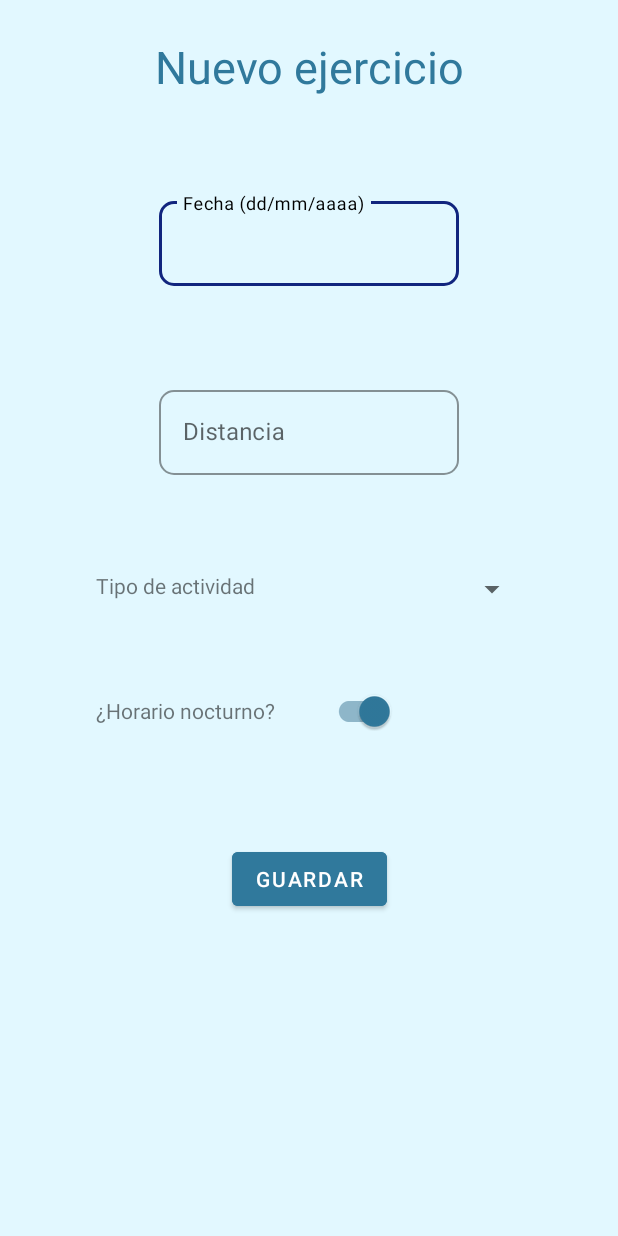
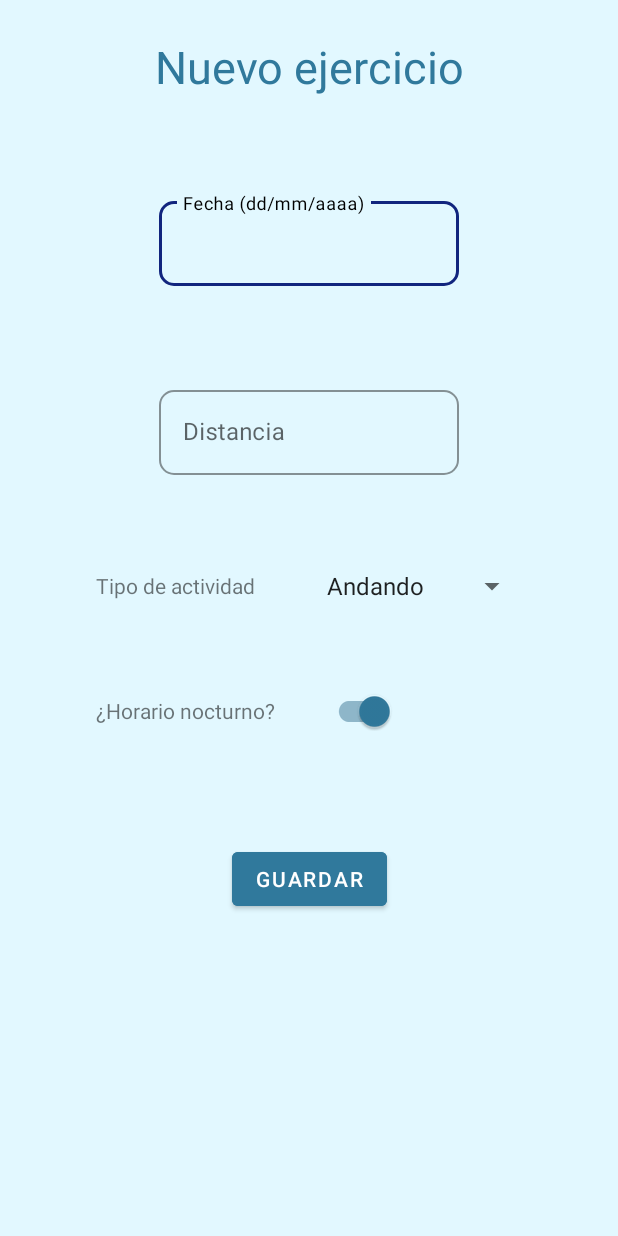
Before and after one commit to AnomDev/Kirolapp, an Android app: the ListaActivity screen opened directly, with no data from a screen before it, after a tap on "NUEVO EJERCICIO", on a phone screen of 412 x 824 dp. Run offline under Robolectric (Android 15) with nearby library versions, the phone set to English and light mode, and no system bars.

Commit message:
AltaActivity works
AltaActivity works correctly w/ intent ForResult

```diff
--- a/app/build.gradle
+++ b/app/build.gradle
@@ -24,6 +24,10 @@ android {
             proguardFiles getDefaultProguardFile('proguard-android-optimize.txt'), 'proguard-rules.pro'
         }
     }
+    compileOptions {
+        sourceCompatibility JavaVersion.VERSION_1_8
+        targetCompatibility JavaVersion.VERSION_1_8
+    }
 }
 
 dependencies {
@@ -32,6 +36,7 @@ dependencies {
     implementation 'androidx.constraintlayout:constraintlayout:2.0.2'
     implementation 'com.google.android.material:material:1.2.1'
     implementation 'androidx.recyclerview:recyclerview:1.1.0'
+    implementation 'com.google.code.gson:gson:2.8.5'
     testImplementation 'junit:junit:4.12'
     androidTestImplementation 'androidx.test.ext:junit:1.1.2'
     androidTestImplementation 'androidx.test.espresso:espresso-core:3.3.0'
--- a/app/src/main/AndroidManifest.xml
+++ b/app/src/main/AndroidManifest.xml
@@ -20,9 +20,9 @@
             </intent-filter>
         </activity>
 
-        <activity android:name=".AltaActivity" />
-        <activity android:name=".ListaActivity" />
-        <activity android:name=".MainActivity"/>
+        <activity android:name=".actividades.AltaActivity" />
+        <activity android:name=".actividades.ListaActivity" />
+        <activity android:name=".actividades.MainActivity"/>
     </application>
 
 </manifest>
--- a/app/src/main/java/com/serbladev/appfitness/AltaActivity.java
+++ /dev/null
@@ -1,14 +0,0 @@
-package com.serbladev.appfitness;
-
-import androidx.appcompat.app.AppCompatActivity;
-
-import android.os.Bundle;
-
-public class AltaActivity extends AppCompatActivity {
-
-    @Override
-    protected void onCreate(Bundle savedInstanceState) {
-        super.onCreate(savedInstanceState);
-        setContentView(R.layout.activity_alta);
-    }
-}
--- /dev/null
+++ b/app/src/main/java/com/serbladev/appfitness/actividades/AltaActivity.java
@@ -0,0 +1,83 @@
+package com.serbladev.appfitness.actividades;
+
+import androidx.appcompat.app.AppCompatActivity;
+
+import android.content.Intent;
+import android.os.Bundle;
+import android.view.View;
+import android.widget.ArrayAdapter;
+
+import com.google.gson.Gson;
+import com.serbladev.appfitness.R;
+import com.serbladev.appfitness.databinding.ActivityAltaBinding;
+import com.serbladev.appfitness.pojo.Ejercicio;
+
+public class AltaActivity extends AppCompatActivity {
+
+    ActivityAltaBinding vistas;
+    String nombreNuevamente = "";
+
+    @Override
+    protected void onCreate(Bundle savedInstanceState) {
+        super.onCreate(savedInstanceState);
+        //  setContentView(R.layout.activity_alta);
+
+        vistas = ActivityAltaBinding.inflate(getLayoutInflater());
+        setContentView(vistas.getRoot());
+
+        Intent elintentquemetraigodelalistayvoyadevolverle = getIntent();
+        nombreNuevamente = elintentquemetraigodelalistayvoyadevolverle.getStringExtra("nombredelpollonuevamente");
+
+        // construir el spinner
+        // 1.- creo sus datos
+        String [] datosSpinner = {"Andando", "Caminando", "Coriendo", "Nadando", "Bici"};
+        // 2.- Creo un adaptador estandar y le paso los datos
+        ArrayAdapter<String> adaptadorSpinner = new ArrayAdapter<>(this,android.R.layout.simple_list_item_1, datosSpinner);
+        // 3.- Pongo el adaptador en la lista (spinner)
+        vistas.spWorkoutTypes.setAdapter(adaptadorSpinner);
+
+
+        // Estas lineas son la concrección del código de abajo junto a la clase MiListener.
+        vistas.btSave.setOnClickListener(new View.OnClickListener() {
+
+            //Aquí vamos a obtener los datos que se han introducido en la pantalla de AltaActivity
+            @Override
+            public void onClick(View v) {
+                String date = vistas.tietDate.getText().toString();
+                String distance = vistas.tietDistance.getText().toString();
+                String workoutType = (String) vistas.spWorkoutTypes.getSelectedItem(); //Aquí hay que hacer un casting porque le pido un String y él me está devolviendo un objeto.
+                boolean nightWorkout = vistas.swNightWorkout.isChecked();
+
+                //Aquí creamos un nuevo ejercicio y le pasamos lo datos que hemos obtenido
+                Ejercicio newWorkout = new Ejercicio(nombreNuevamente, date, workoutType, Double.parseDouble(distance), nightWorkout);
+
+                //Aquí estamos haciendo que el objeto newWorkout pase a ser un JSON (String) para que lo admina el putExtra del intent que lo devuelve a la lista. Es necesario implementar la libreria GSON en el Gradle.
+                Gson objgson = new Gson();
+                String ejercicioEnFormatoJSON = objgson.toJson(newWorkout);
+
+                elintentquemetraigodelalistayvoyadevolverle.putExtra("elEjercicioRecienCreado", ejercicioEnFormatoJSON); //PASO 2: Cojo el mismo intent que me he traido y le añado el objeto en forma de JSON creado para devolverlo
+                setResult( RESULT_OK, elintentquemetraigodelalistayvoyadevolverle); //PASO 3: setResult tiene un código de ID de quien devuelve el intent y su intent que devuelve.
+                finish();
+
+            }
+        });
+
+
+
+
+    }
+}
+
+//Esto es lo mismo que hacer la concrección del setOnClickListener.
+
+//Esto dentro de onCreate
+ /*MiListener mk = new MiListener();
+        vistas.btSave.setOnClickListener(mk);*/
+
+//Esto fuera de onCreate
+/*class MiListener implements View.OnClickListener {
+    @Override
+    public void onClick(View v) {
+
+    }
+}*/
--- a/app/src/main/java/com/serbladev/appfitness/ListaActivity.java
+++ b/app/src/main/java/com/serbladev/appfitness/actividades/ListaActivity.java
@@ -1,31 +1,32 @@
-package com.serbladev.appfitness;
+package com.serbladev.appfitness.actividades;
 
+import androidx.annotation.Nullable;
 import androidx.appcompat.app.AppCompatActivity;
 import androidx.recyclerview.widget.DividerItemDecoration;
 import androidx.recyclerview.widget.LinearLayoutManager;
 
 import android.content.Intent;
 import android.os.Bundle;
-import android.renderscript.ScriptGroup;
 import android.view.View;
-import android.widget.ArrayAdapter;
-import android.widget.Button;
-import android.widget.LinearLayout;
-import android.widget.ListView;
-import android.widget.Toast;
 
+import com.google.gson.Gson;
+import com.serbladev.appfitness.R;
+import com.serbladev.appfitness.adaptadores.RecyclerAdapter;
 import com.serbladev.appfitness.databinding.ActivityListaBinding;
+import com.serbladev.appfitness.pojo.Ejercicio;
 
 import java.util.ArrayList;
-
-import static androidx.recyclerview.widget.RecyclerView.HORIZONTAL;
 
 public class ListaActivity extends AppCompatActivity {
 
     //Esto coge la clase con todas las vistas de su layout. Sirve para no tener que utilizar el findViewById (igual que en Kotlin no se emplea).
     ActivityListaBinding vistas;
     DividerItemDecoration itemDecor;
+    String nombre = "";
 
+    //Aquí creamos el ArrayList de datos de tipo Ejercicio que vamos a utilizar para rellenar el RecyclerView
+    ArrayList<Ejercicio> datos = new ArrayList<>();
+    RecyclerAdapter recyadapter;
     @Override
     protected void onCreate(Bundle savedInstanceState) {
         super.onCreate(savedInstanceState);
@@ -36,17 +37,16 @@ public class ListaActivity extends AppCompatActivity {
 
         //Aquí estamos cogiendo el intent creado en MainActivity con el nombre y lo estamos trayendo a ListaActivity
         Intent elintentquemetraigodelaotraactividad = getIntent();
-        String nombre = elintentquemetraigodelaotraactividad.getStringExtra(MainActivity.CLAVE_NOMBRE);
+        nombre = elintentquemetraigodelaotraactividad.getStringExtra("nombredelpollo");
 
         //Aquí estamos pintando los datos del string obtenido del intent en el textView.
         vistas.tvTitleListActivity.setText("Ejercicio de " + nombre);
         //Gracias al Binding de arriba, nos ahorramos tener que poner "TextView tvEjercicio = findViewById(R.id.tvEjercicio).setText("Ejercicio de "+nombre);"
 
-        //Aquí creamos el ArrayList de datos de tipo Ejercicio que vamos a utilizar para rellenar el RecyclerView
-        ArrayList<Ejercicio> datos = new ArrayList<>();
         //Aquí estamos creando un nuevo Ejercicio con los parámetros que pide el constructor de Ejercicio y que será un item del RecyclerView
         Ejercicio e = new Ejercicio("1", "12-10-1990", "Corriendo", 12.3, true);
         datos.add(e);
+
         //Aquí ya tenemos el Ejercicio creadod y estamos añadiendo nuevos items al RecyclerView
         datos.add(new Ejercicio("2", "13-10-1990", "Corriendo", 12.3, true));
         datos.add(new Ejercicio("3", "15-10-1990", "Andando", 17, false));
@@ -63,23 +63,68 @@ public class ListaActivity extends AppCompatActivity {
         vistas.lvLista.setAdapter(adaptador);*/
 
 
-        RecyclerAdapter recyadapter = new RecyclerAdapter(datos);
+        recyadapter = new RecyclerAdapter(datos);
         vistas.rvWorkoutList.setAdapter(recyadapter);
 
         LinearLayoutManager linlaymanager = new LinearLayoutManager(this, LinearLayoutManager.VERTICAL, false);
         vistas.rvWorkoutList.setLayoutManager(linlaymanager);
 
     }
-    //Con este método nos vamos a AltaActivity
-    public void onEntrarAlta(View view) {
-        Intent i = new Intent(ListaActivity.this, AltaActivity.class);
-        startActivity(i);
+   /* //Con este método nos vamos a AltaActivity
+    public void onEntrarAlta (View view) {
+        onNavigation(AltaActivity.class);
     }
 
     //Con este método nos volvemos a MainActivity(Login)
     public void onSalir(View view) {
-        Intent i = new Intent(ListaActivity.this, MainActivity.class);
-        startActivity(i);
+        onNavigation(MainActivity.class);
     }
 
+    public void onNavigation (Class clase){
+        Intent i = new Intent(ListaActivity.this, clase);
+        startActivity(i);
+    }*/
+   public void onNavigation (View view) {
+
+       if(view.getId() == R.id.btAddWorkout){
+           Intent ialta = new Intent(ListaActivity.this, AltaActivity.class);
+           ialta.putExtra("nombredelpollonuevamente", nombre);
+           startActivityForResult(ialta,34353); //PASO 1: se añade ForResult para indicarle un intent de ida y vuelta. Se le añade un código de ID de la clase que pide iniciar la nueva actividad.
+
+       } else if (view.getId() == R.id.btExit) {
+           Intent iback = new Intent(ListaActivity.this, MainActivity.class);
+           startActivity(iback);
+           finish();
+       } else {
+           //Toast
+       }
+
+   }
+
+   //PASO 4: Cuando ya vengo de la actividad a la qye llame con startActivityForResult con mi resultado (intent) se dispara el método siguiente:
+    @Override
+    protected void onActivityResult(int requestCode, int resultCode, @Nullable Intent data) {
+        super.onActivityResult(requestCode, resultCode, data);
+
+        // por si acaso lo ponermos bonito aunque solo puede llegar aqui volviendo desde alta
+        if(requestCode == 34353){  // si el intent original fue hacia alta
+              if(resultCode == RESULT_OK){
+                 String elejercicioENJSON =  data.getStringExtra("elEjercicioRecienCreado");
+
+                 //Aquí el Gson funciona a la inversa y transforma un JSON en un objeto, para que sepa cómo es el objeto hay que indicarle ".class"
+                 Gson gson = new Gson();
+                 Ejercicio ejercicioCreadoDesdeJson = gson.fromJson(elejercicioENJSON, Ejercicio.class);
+                 datos.add (ejercicioCreadoDesdeJson);
+                 recyadapter.notifyDataSetChanged(); //Aqui avisamos al adapter que tiene datos nuevos y que refresque el recyclerView.
+
+              }
+        }
+        // No es necesario un "else". Si el "if" no se cumple, simplemente lo ignora y sigue su camino.
+
+    }
+
+    @Override
+    public void onBackPressed() {
+        // esta vacio por que eso es lo que por ahora queremos que haga el boton atras, exactamente NADA
+    }
 }
--- a/app/src/main/java/com/serbladev/appfitness/RecyclerAdapter.java
+++ b/app/src/main/java/com/serbladev/appfitness/adaptadores/RecyclerAdapter.java
@@ -1,4 +1,4 @@
-package com.serbladev.appfitness;
+package com.serbladev.appfitness.adaptadores;
 
 import android.view.LayoutInflater;
 import android.view.View;
@@ -7,6 +7,9 @@ import android.widget.TextView;
 
 import androidx.annotation.NonNull;
 import androidx.recyclerview.widget.RecyclerView;
+
+import com.serbladev.appfitness.R;
+import com.serbladev.appfitness.pojo.Ejercicio;
 
 import java.util.ArrayList;
 
--- a/app/src/main/java/com/serbladev/appfitness/Ejercicio.java
+++ b/app/src/main/java/com/serbladev/appfitness/pojo/Ejercicio.java
@@ -1,6 +1,8 @@
-package com.serbladev.appfitness;
+package com.serbladev.appfitness.pojo;
 
-public class Ejercicio {
+import java.io.Serializable;
+
+public class Ejercicio implements Serializable {
 
     //Los atributos siempre privados, ergo han de tener hgettes y setter
     private String nombre;
--- a/app/src/main/res/drawable/ui_border.xml
+++ b/app/src/main/res/drawable/ui_border.xml
@@ -4,8 +4,8 @@
             <solid android:color="@color/fondoRecycler"/>
             <stroke android:width="3dp" android:color="@color/colorAccent" />
             <corners android:radius="10dp"/>
-            <padding android:left="0dp" android:top="0dp"
-                     android:right="0dp" android:bottom="0dp" />
+            <padding android:left="0dp" android:top="3dp"
+                     android:right="0dp" android:bottom="3dp" />
 
 
 </shape>
--- a/app/src/main/res/layout/activity_alta.xml
+++ b/app/src/main/res/layout/activity_alta.xml
@@ -5,7 +5,7 @@
     android:layout_width="match_parent"
     android:layout_height="match_parent"
     android:background="@color/fondoLayout"
-    tools:context=".AltaActivity">
+    tools:context=".actividades.AltaActivity">
 
     <TextView
         android:id="@+id/textView"
@@ -24,8 +24,6 @@
     <com.google.android.material.textfield.TextInputLayout
         android:id="@+id/tilDate"
         style="@style/Widget.MaterialComponents.TextInputLayout.OutlinedBox"
-        app:boxStrokeColor="@color/colorPrimaryDark"
-        app:hintTextColor="@color/colorPrimary"
         android:layout_width="200dp"
         android:layout_height="wrap_content"
         android:layout_marginTop="64dp"
@@ -33,6 +31,8 @@
         app:boxCornerRadiusBottomStart="10dp"
         app:boxCornerRadiusTopEnd="10dp"
         app:boxCornerRadiusTopStart="10dp"
+        app:boxStrokeColor="@color/colorPrimaryDark"
+        app:hintTextColor="@color/colorPrimary"
         app:layout_constraintEnd_toEndOf="parent"
         app:layout_constraintStart_toStartOf="parent"
         app:layout_constraintTop_toBottomOf="@+id/textView">
@@ -49,8 +49,6 @@
     <com.google.android.material.textfield.TextInputLayout
         android:id="@+id/tilDistance"
         style="@style/Widget.MaterialComponents.TextInputLayout.OutlinedBox"
-        app:boxStrokeColor="@color/colorPrimaryDark"
-        app:hintTextColor="@color/colorPrimary"
         android:layout_width="200dp"
         android:layout_height="wrap_content"
         android:layout_marginTop="64dp"
@@ -58,6 +56,8 @@
         app:boxCornerRadiusBottomStart="10dp"
         app:boxCornerRadiusTopEnd="10dp"
         app:boxCornerRadiusTopStart="10dp"
+        app:boxStrokeColor="@color/colorPrimaryDark"
+        app:hintTextColor="@color/colorPrimary"
         app:layout_constraintEnd_toEndOf="parent"
         app:layout_constraintStart_toStartOf="parent"
         app:layout_constraintTop_toBottomOf="@+id/tilDate">
@@ -83,13 +83,13 @@
         app:layout_constraintTop_toBottomOf="@+id/tilDistance" />
 
     <Spinner
-            android:id="@+id/spnnWorkoutTypes"
+        android:id="@+id/spWorkoutTypes"
         android:layout_width="150dp"
         android:layout_height="wrap_content"
-            android:layout_marginTop="64dp"
         android:layout_marginStart="32dp"
+        app:layout_constraintBottom_toBottomOf="@+id/tvWorkoutType"
         app:layout_constraintStart_toEndOf="@+id/tvWorkoutType"
-            app:layout_constraintTop_toBottomOf="@+id/tilDistance" />
+        app:layout_constraintTop_toTopOf="@+id/tvWorkoutType" />
 
     <TextView
         android:id="@+id/tvNightWorkout"
@@ -112,19 +112,18 @@
         android:enabled="true"
         app:layout_constraintBaseline_toBaselineOf="@id/tvNightWorkout"
         app:layout_constraintStart_toEndOf="@+id/tvNightWorkout"
-            app:layout_constraintTop_toBottomOf="@+id/spnnWorkoutTypes" />
+        app:layout_constraintTop_toBottomOf="@+id/spWorkoutTypes" />
 
     <Button
-        android:id="@+id/button"
+        android:id="@+id/btSave"
         android:layout_width="wrap_content"
         android:layout_height="wrap_content"
+        android:layout_marginTop="64dp"
         android:backgroundTint="@color/colorAccent"
         android:text="@string/save"
         app:layout_constraintEnd_toEndOf="parent"
         app:layout_constraintStart_toStartOf="parent"
-        app:layout_constraintTop_toBottomOf="@+id/swNightWorkout"
-        android:layout_marginTop="64dp"
-        />
+        app:layout_constraintTop_toBottomOf="@+id/swNightWorkout" />
 
 
 </androidx.constraintlayout.widget.ConstraintLayout>
--- a/app/src/main/res/layout/activity_lista.xml
+++ b/app/src/main/res/layout/activity_lista.xml
@@ -5,7 +5,7 @@
     android:layout_width="match_parent"
     android:layout_height="match_parent"
     android:background="@color/fondoLayout"
-    tools:context=".ListaActivity"
+    tools:context=".actividades.ListaActivity"
     >
 
     <TextView
@@ -42,7 +42,7 @@
         android:layout_height="wrap_content"
         android:layout_marginTop="32dp"
         android:text="@string/add_new_workout"
-        android:onClick="onEntrarAlta"
+        android:onClick="onNavigation"
         android:backgroundTint="@color/colorAccent"
         app:layout_constraintEnd_toEndOf="parent"
         app:layout_constraintStart_toStartOf="parent"
@@ -55,7 +55,7 @@
         android:layout_marginTop="32dp"
         android:text="@string/exit"
         android:backgroundTint="@color/colorAccent"
-        android:onClick="onSalir"
+        android:onClick="onNavigation"
         app:layout_constraintEnd_toEndOf="parent"
         app:layout_constraintStart_toStartOf="parent"
         app:layout_constraintTop_toBottomOf="@+id/btAddWorkout" />
--- a/app/src/main/res/values/strings.xml
+++ b/app/src/main/res/values/strings.xml
@@ -9,7 +9,7 @@
     <!-- MainActivity (Login) -->
     <string name="name">Nombre</string>
     <string name="password">Contraseña</string>
-    <string name="subtitle"><i>" XX veces has entrado en Kirolapp. ¡Oso ondo!"</i></string>
+    <string name="subtitle">\" XX veces has entrado en Kirolapp. ¡Oso ondo!\"</string>
 
     <!-- ListaActivity -->
     <string name="km">km</string>
```
Also changed, not shown: app/src/main/java/com/serbladev/appfitness/SplashScreenActivity.java (+10 -0 lines), app/src/main/java/com/serbladev/appfitness/actividades/MainActivity.java (renamed from app/src/main/java/com/serbladev/appfitness/MainActivity.java, +39 -6 lines), app/src/main/res/layout/activity_main.xml (+10 -10 lines), app/src/main/res/layout/lista_item.xml (+5 -7 lines). Lines whose indentation alone changed are shown as unchanged.
